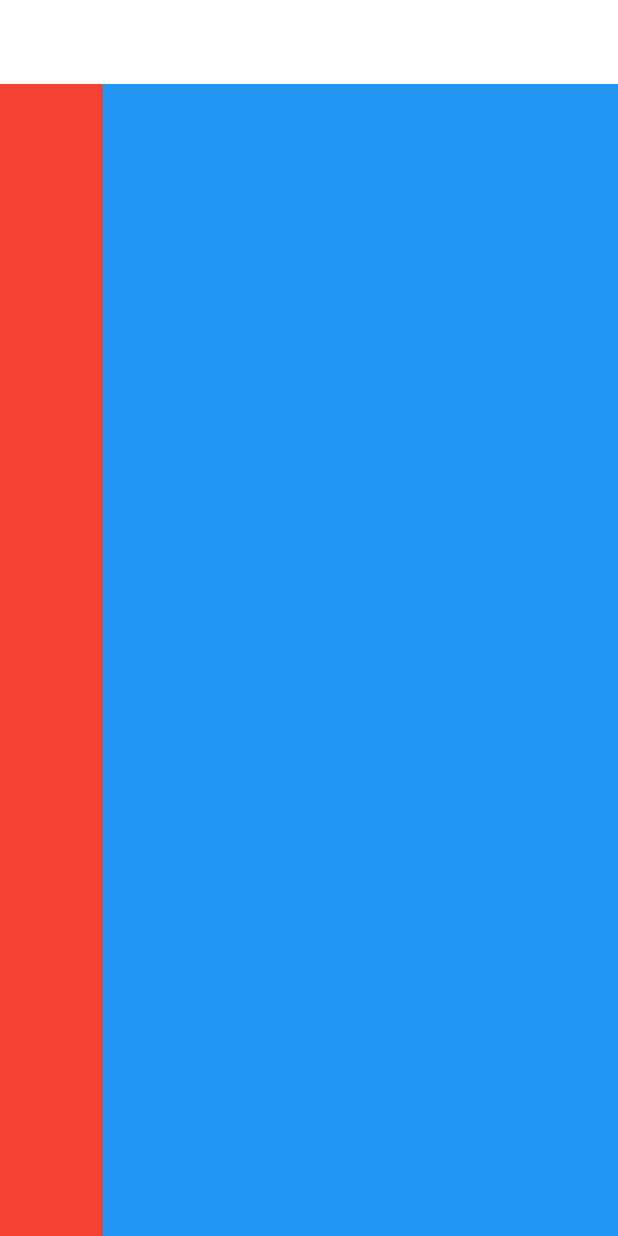
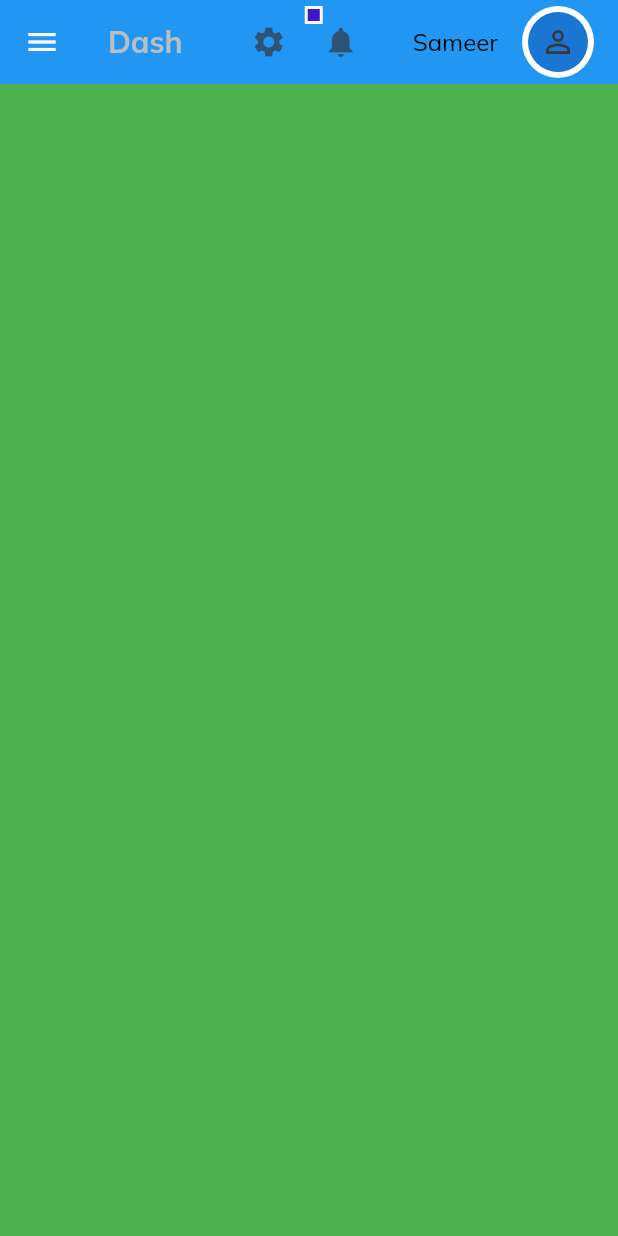
Before and after one commit to Sameer330/mvc-architecture-flutter, a Flutter app: the screen it shows after launch, on a phone screen of 412 x 824 dp. Run offline on Flutter 3.47's test engine with Material 2 defaults, Android fonts, the phone set to English and light mode, and no system bars; our stand-ins replace get, google_fonts.

Commit message:
Top Nav Bar Added.

```diff
--- /dev/null
+++ b/lib/constants/style.dart
@@ -0,0 +1,6 @@
+import 'package:flutter/material.dart';
+
+const Color light = Color(0xFFF7F8FC);
+const Color lightGrey = Color(0xFFA4A6B3);
+const Color dark = Color(0xFF363740);
+const Color active = Color(0xFF3C19C0);
--- /dev/null
+++ b/lib/helpers/responsiveness.dart
@@ -0,0 +1,47 @@
+import 'package:flutter/material.dart';
+
+const int largeScreenSize = 1366;
+const int mediumScreenSize = 768;
+const int smallScreenSize = 360;
+const int customScreenSize = 1100;
+
+class ResponsiveWidget extends StatelessWidget {
+  final Widget largeScreen;
+  final Widget? mediumScreen;
+  final Widget? smallScreen;
+
+  const ResponsiveWidget({
+    Key? key,
+    required this.largeScreen,
+    this.mediumScreen,
+    this.smallScreen,
+  }) : super(key: key);
+
+  static bool isSmallScreen(BuildContext context) =>
+      MediaQuery.of(context).size.width < mediumScreenSize;
+
+  static bool isMediumScreen(BuildContext context) =>
+      MediaQuery.of(context).size.width >= mediumScreenSize &&
+      MediaQuery.of(context).size.width < largeScreenSize;
+
+  static bool isLargeScreen(BuildContext context) =>
+      MediaQuery.of(context).size.width >= largeScreenSize;
+
+  static bool isCustomSize(BuildContext context) =>
+      MediaQuery.of(context).size.width >= mediumScreenSize &&
+      MediaQuery.of(context).size.width <= customScreenSize;
+
+  @override
+  Widget build(BuildContext context) {
+    return LayoutBuilder(builder: (context, constraints) {
+      double width = constraints.maxWidth;
+      if (width >= largeScreenSize) {
+        return largeScreen;
+      } else if (width < largeScreenSize && width >= mediumScreenSize) {
+        return mediumScreen ?? largeScreen;
+      } else {
+        return smallScreen ?? largeScreen;
+      }
+    });
+  }
+}
--- a/lib/layout.dart
+++ b/lib/layout.dart
@@ -1,5 +1,8 @@
 import 'package:flutter/material.dart';
+import 'package:mvc_arch_flutter/helpers/responsiveness.dart';
+import 'package:mvc_arch_flutter/top_nav.dart';
 import 'package:mvc_arch_flutter/widgets/large_screen.dart';
+import 'package:mvc_arch_flutter/widgets/small_screen.dart';
 
 class SiteLayout extends StatefulWidget {
   const SiteLayout({Key? key}) : super(key: key);
@@ -9,14 +12,20 @@ class SiteLayout extends StatefulWidget {
 }
 
 class _SiteLayoutState extends State<SiteLayout> {
+  final GlobalKey<ScaffoldState> scaffoldKey = GlobalKey();
+
   @override
   Widget build(BuildContext context) {
     return Scaffold(
-      appBar: AppBar(
-        elevation: 0,
-        backgroundColor: Colors.white,
+      key: scaffoldKey,
+      appBar: topNavigationBar(context, scaffoldKey),
+      drawer: const Drawer(
+        backgroundColor: Colors.black,
       ),
-      body: LargeScreen(),
+      body: const ResponsiveWidget(
+        largeScreen: LargeScreen(),
+        smallScreen: SmallScreen(),
+      ),
     );
   }
 }
--- /dev/null
+++ b/lib/top_nav.dart
@@ -0,0 +1,98 @@
+import 'package:flutter/material.dart';
+import 'package:mvc_arch_flutter/constants/style.dart';
+import 'package:mvc_arch_flutter/helpers/responsiveness.dart';
+import 'package:mvc_arch_flutter/widgets/custom_text.dart';
+
+AppBar topNavigationBar(BuildContext context, GlobalKey<ScaffoldState> key) =>
+    AppBar(
+      leading: !ResponsiveWidget.isSmallScreen(context)
+          ? Row(
+              children: [
+                Container(
+                  padding: const EdgeInsets.only(left: 14),
+                  child: const Text("Logo"),
+                ),
+              ],
+            )
+          : IconButton(
+              icon: const Icon(Icons.menu),
+              onPressed: () {
+                key.currentState!.openDrawer();
+              },
+            ),
+      elevation: 0,
+      title: Row(
+        children: [
+          Visibility(
+            child: CustomText(
+              text: "Dash",
+              color: Colors.grey.shade400,
+              size: 20,
+              weight: FontWeight.bold,
+            ),
+          ),
+          Expanded(child: Container()),
+          IconButton(
+            onPressed: () {},
+            icon: Icon(
+              Icons.settings,
+              color: dark.withOpacity(0.7),
+            ),
+          ),
+          Stack(
+            children: [
+              IconButton(
+                onPressed: () {},
+                icon: Icon(
+                  Icons.notifications,
+                  color: dark.withOpacity(0.7),
+                ),
+              ),
+              Positioned(
+                child: Container(
+                  width: 12,
+                  height: 12,
+                  padding: const EdgeInsets.all(4),
+                  decoration: BoxDecoration(
+                    color: active,
+                    border: Border.all(
+                      color: light,
+                      width: 2,
+                    ),
+                  ),
+                ),
+              )
+            ],
+          ),
+          const SizedBox(
+            width: 24,
+          ),
+          const CustomText(
+            text: "Sameer",
+          ),
+          const SizedBox(
+            width: 16,
+          ),
+          Container(
+            decoration: BoxDecoration(
+              color: Colors.white,
+              borderRadius: BorderRadius.circular(30),
+            ),
+            child: Container(
+              padding: const EdgeInsets.all(2),
+              margin: const EdgeInsets.all(2),
+              child: const CircleAvatar(
+                child: Icon(
+                  Icons.person_outline,
+                  color: dark,
+                ),
+              ),
+            ),
+          ),
+        ],
+      ),
+      iconTheme: const IconThemeData(
+        color: light,
+      ),
+      // backgroundColor: Colors.transparent,
+    );
--- /dev/null
+++ b/lib/widgets/custom_text.dart
@@ -0,0 +1,24 @@
+import 'package:flutter/material.dart';
+
+class CustomText extends StatelessWidget {
+  final String text;
+  final double? size;
+  final Color? color;
+  final FontWeight? weight;
+
+  const CustomText(
+      {Key? key, required this.text, this.size, this.color, this.weight})
+      : super(key: key);
+
+  @override
+  Widget build(BuildContext context) {
+    return Text(
+      text,
+      style: TextStyle(
+        fontSize: size ?? 16,
+        color: color ?? Colors.black,
+        fontWeight: weight ?? FontWeight.normal,
+      ),
+    );
+  }
+}
```
Also changed, not shown: pubspec.yaml (+5 -4 lines), assets/icons/logo.png (added), assets/images/error.png (added), assets/images/profile.jpg (added), 3 other files.
